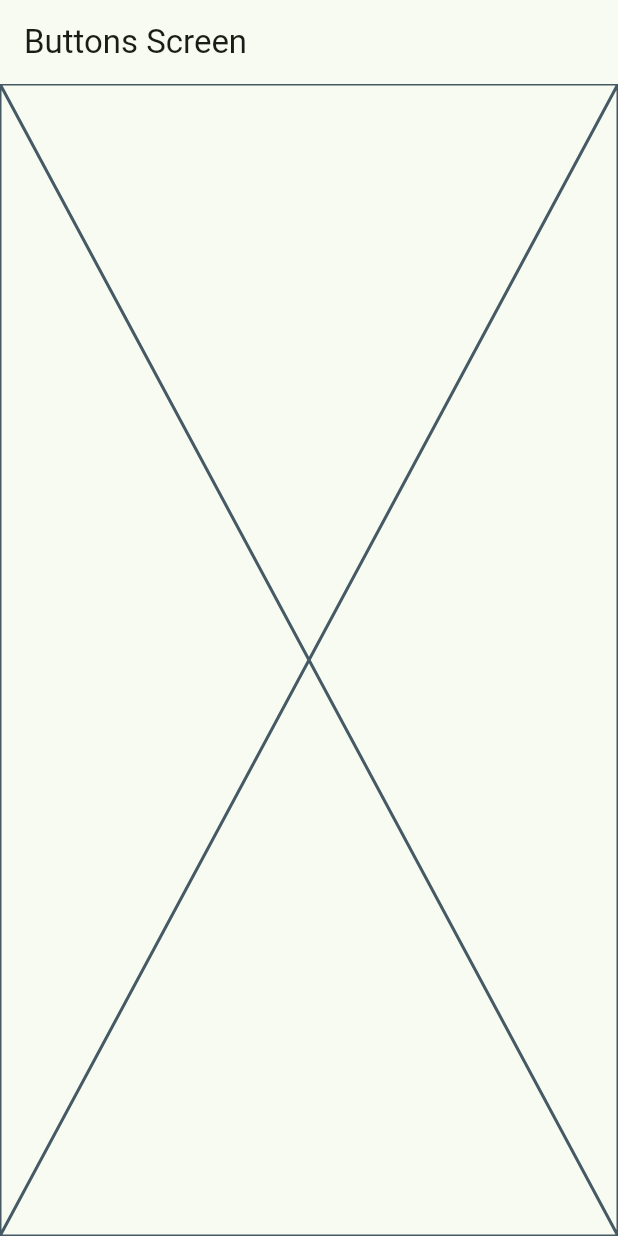
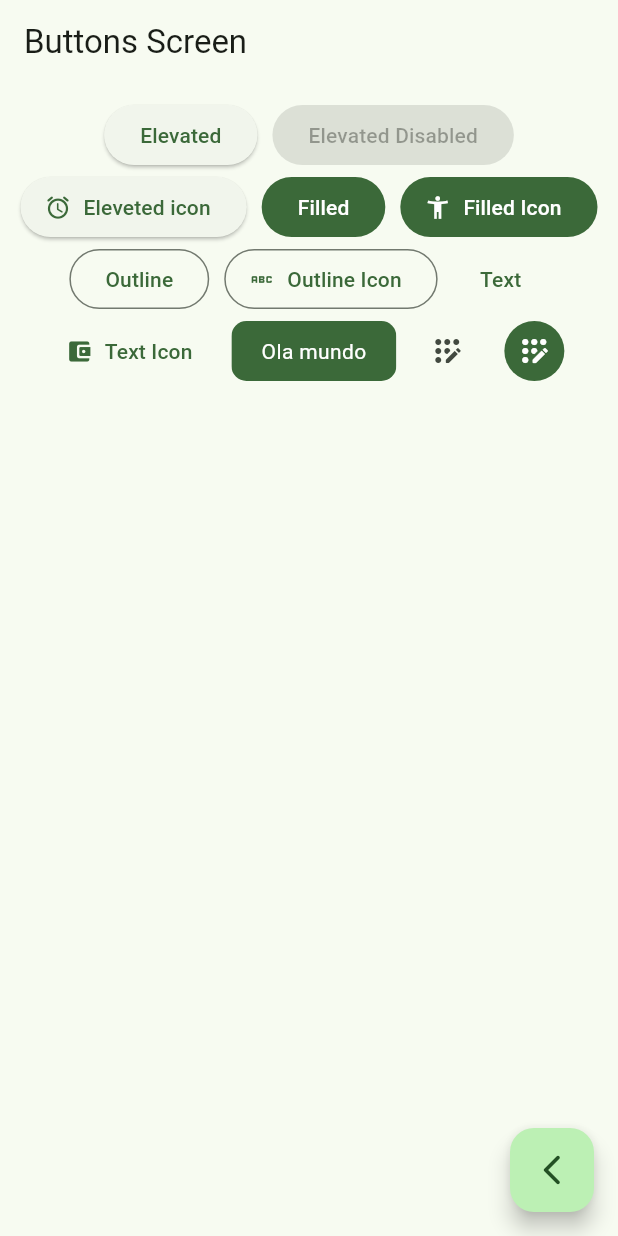
Before and after one commit to eduardocintrasantos/WidgetsApp, a Flutter app: the ButtonsScreen screen opened by its route, on a phone screen of 412 x 824 dp. Run offline on Flutter 3.47's test engine with Material 3 defaults, Android fonts, the phone set to English and light mode, and no system bars; our stand-ins replace go_router.

Commit message:
Exemplo botões

```diff
--- a/lib/main.dart
+++ b/lib/main.dart
@@ -1,9 +1,6 @@
 import 'package:flutter/material.dart';
 import 'package:widgets_app/config/router/app_router.dart';
 import 'package:widgets_app/config/theme/app_theme.dart';
-import 'package:widgets_app/presentation/screens/buttons/buttons_screen.dart';
-import 'package:widgets_app/presentation/screens/cards/cards_screen.dart';
-import 'package:widgets_app/presentation/screens/home/home_screen.dart';
 
 void main() {
   runApp(const MainApp());
--- a/lib/presentation/screens/buttons/buttons_screen.dart
+++ b/lib/presentation/screens/buttons/buttons_screen.dart
@@ -1,4 +1,5 @@
 import 'package:flutter/material.dart';
+import 'package:go_router/go_router.dart';
 
 class ButtonsScreen extends StatelessWidget {
   const ButtonsScreen({super.key});
@@ -9,7 +10,107 @@ class ButtonsScreen extends StatelessWidget {
       appBar: AppBar(
         title: Text('Buttons Screen'),
       ),
-      body: Placeholder(),
+      body: _ButtonsView(),
+      floatingActionButton: FloatingActionButton(
+        child: Icon(Icons.arrow_back_ios_new_rounded),
+        onPressed: (){
+          context.pop();
+        }
+      ),
     );
   }
 }
+
+class _ButtonsView extends StatelessWidget {
+  const _ButtonsView();
+
+  @override
+
+  Widget build(BuildContext context) {
+
+    final colors = Theme.of(context).colorScheme;
+
+    return SizedBox(
+      width: double.infinity,
+      child: Padding(
+        padding: const EdgeInsets.all(10),
+        child: Wrap(
+          spacing: 10,
+          crossAxisAlignment: WrapCrossAlignment.center,
+          alignment: WrapAlignment.center,
+          children: [
+            ElevatedButton(onPressed: (){}, child: Text('Elevated')),
+            ElevatedButton(onPressed: null, child: Text('Elevated Disabled')),
+
+            ElevatedButton.icon(
+              onPressed: (){},
+              icon: Icon(Icons.access_alarm_rounded),
+              label: Text('Eleveted icon')
+            ),
+
+            FilledButton(onPressed: (){}, child: Text('Filled')),
+            FilledButton.icon(
+              onPressed: (){},
+              icon: Icon(Icons.accessibility_new),
+              label: Text('Filled Icon')
+            ),
+
+            OutlinedButton(onPressed: (){}, child: Text('Outline')),
+            OutlinedButton.icon(onPressed: (){},
+              icon: Icon(Icons.abc_outlined),
+              label: Text('Outline Icon')
+            ),
+
+            TextButton(onPressed: (){}, child: Text('Text')),
+            TextButton.icon(
+              onPressed: (){},
+              icon: Icon(Icons.account_balance_wallet_rounded),
+              label: Text('Text Icon')
+            ),
+
+            CustomButton(),
+
+            IconButton(onPressed: (){}, icon: Icon(Icons.app_registration_rounded)),
+            IconButton(
+              onPressed: (){},
+              icon: Icon(Icons.app_registration_rounded),
+              style: ButtonStyle(
+                 backgroundColor: WidgetStateProperty.all(colors.primary),
+                iconColor: WidgetStateProperty.all(Colors.white)
+              ),
+            )
+          ],
+        ),
+      ),
+    );
+  }
+}
+
+class CustomButton extends StatelessWidget {
+  const CustomButton({super.key});
+
+  @override
+  Widget build(BuildContext context) {
+
+    final colors = Theme.of(context).colorScheme;
+
+    return ClipRRect(
+      borderRadius: BorderRadius.circular(10),
+      child: Material(
+        color: colors.primary,
+        child: InkWell(
+          onTap: (){},
+          child: Padding(
+            padding: EdgeInsets.symmetric(horizontal: 20, vertical: 10),
+            child: Text(
+              'Ola mundo',
+              style: TextStyle(
+                color: Colors.white
+              ),
+            )
+          ),
+        ),
+      ),
+    );
+  }
+}
--- a/lib/presentation/screens/home/home_screen.dart
+++ b/lib/presentation/screens/home/home_screen.dart
@@ -1,7 +1,6 @@
 import 'package:flutter/material.dart';
 import 'package:go_router/go_router.dart';
 import 'package:widgets_app/config/menu/menu_itens.dart';
-import 'package:widgets_app/presentation/screens/buttons/buttons_screen.dart';
 
 class HomeScreen extends StatelessWidget {
   const HomeScreen({super.key});
```
